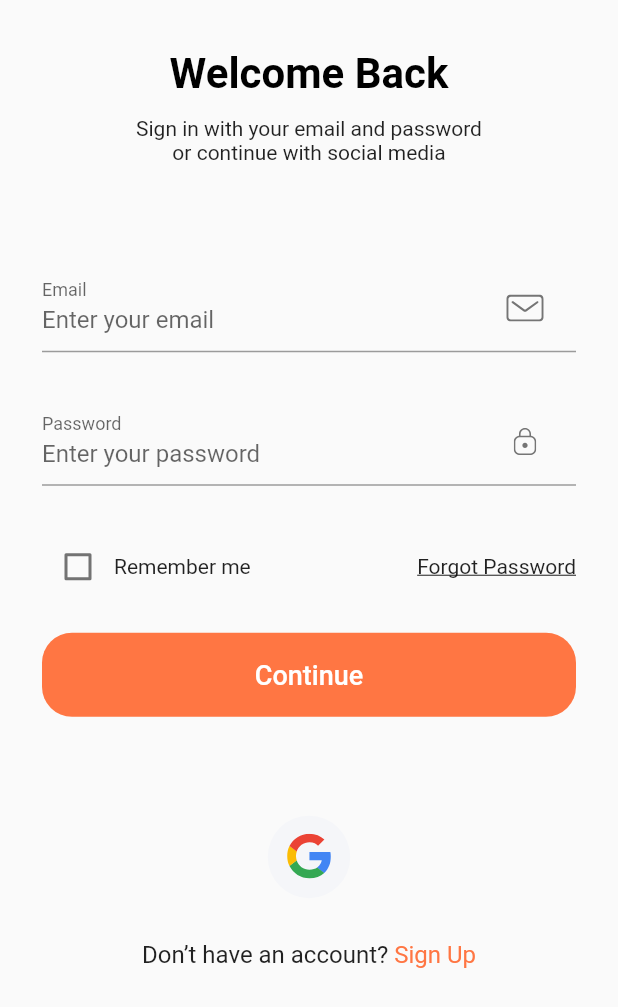
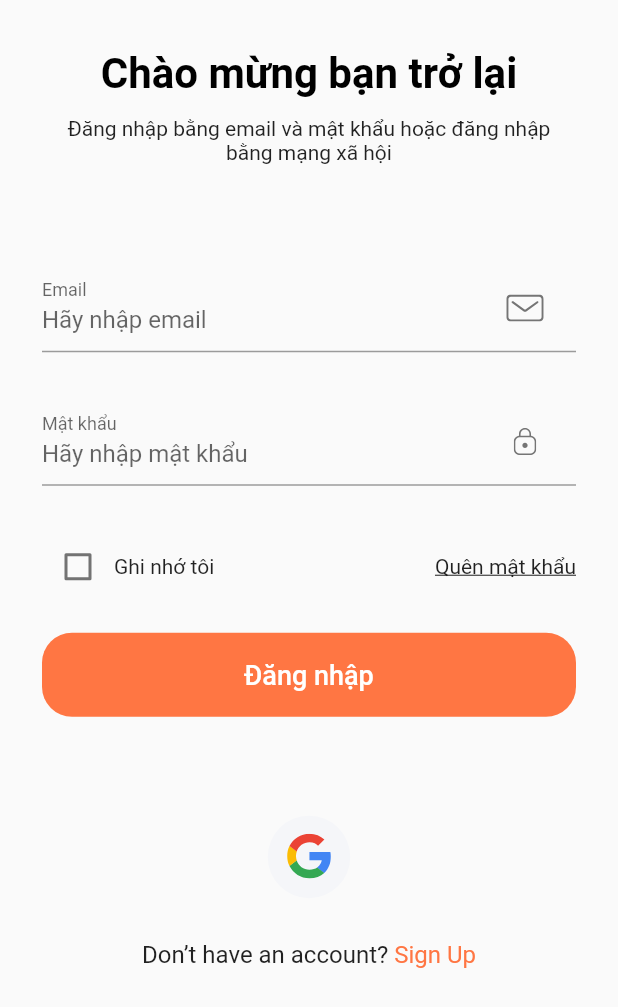
Before and after one commit to daoxuanquan/mysshop, a Flutter app: the screen it shows after launch, on a phone screen of 412 x 824 dp. Shown: the top 1007 px of the screen. Run offline on Flutter 3.47's test engine with Material 2 defaults, Android fonts, the light colour scheme and no system bars; our stand-ins replace dio, flutter_credit_card, flutter_svg, get.

Commit message:
update label

```diff
--- a/lib/screens/cart/cart_screen.dart
+++ b/lib/screens/cart/cart_screen.dart
@@ -26,7 +26,7 @@ class CartScreen extends StatelessWidget {
       title: Column(
         children: [
           Text(
-            "Your Cart",
+            "Giỏ của bạn",
             style: TextStyle(color: Colors.black),
           ),
           Obx(
--- a/lib/screens/cart/components/check_out_card.dart
+++ b/lib/screens/cart/components/check_out_card.dart
@@ -68,7 +68,7 @@ class CheckoutCard extends StatelessWidget {
                 Obx(
                   () => Text.rich(
                     TextSpan(
-                      text: "Total:\n",
+                      text: "Tổng tiền:\n",
                       children: [
                         TextSpan(
                           text: controller.getTotalPrice().toStringAsFixed(2),
@@ -81,7 +81,7 @@ class CheckoutCard extends StatelessWidget {
                 SizedBox(
                   width: 190,
                   child: DefaultButton(
-                    text: "Check Out",
+                    text: "Thanh toán",
                     press: () {
                       Get.to(() => ConfirmCodeScreen());
                     },
--- a/lib/screens/forgot_password/components/body.dart
+++ b/lib/screens/forgot_password/components/body.dart
@@ -18,7 +18,7 @@ class Body extends StatelessWidget {
             children: [
               SizedBox(height: MediaQuery.of(context).size.height * 0.04),
               Text(
-                "Forgot Password",
+                "Quên mật khẩu",
                 style: TextStyle(
                   fontSize: 28,
                   color: Colors.black,
@@ -26,7 +26,7 @@ class Body extends StatelessWidget {
                 ),
               ),
               const Text(
-                "Please enter your email and we will send \nyou a link to return to your account",
+                "Hãy nhập email của bạn, chúng tôi sẽ gửi bạn email khôi phục tài khoản",
                 textAlign: TextAlign.center,
               ),
               SizedBox(height: MediaQuery.of(context).size.height * 0.1),
@@ -85,7 +85,7 @@ class _ForgotPassFormState extends State<ForgotPassForm> {
             },
             decoration: InputDecoration(
               labelText: "Email",
-              hintText: "Enter your email",
+              hintText: "Hãy nhập email",
               // If  you are using latest version of flutter then lable text and hint text shown like this
               // if you r using flutter less then 1.20.* then maybe this is not working properly
               floatingLabelBehavior: FloatingLabelBehavior.always,
@@ -96,7 +96,7 @@ class _ForgotPassFormState extends State<ForgotPassForm> {
           FormError(errors: errors),
           SizedBox(height: MediaQuery.of(context).size.height * 0.1),
           DefaultButton(
-            text: "Continue",
+            text: "Tiếp tục",
             press: () {
               if (_formKey.currentState!.validate()) {
                 // Do what you want to do
--- a/lib/screens/home/components/popular_product.dart
+++ b/lib/screens/home/components/popular_product.dart
@@ -11,7 +11,7 @@ class PopularProducts extends StatelessWidget {
       children: [
         Padding(
           padding: EdgeInsets.symmetric(horizontal: 20),
-          child: SectionTitle(title: "Popular Products", press: () {}),
+          child: SectionTitle(title: "Mặt hàng bán chạy", press: () {}),
         ),
         SizedBox(height: 20),
         SingleChildScrollView(
--- a/lib/screens/home/components/search_field.dart
+++ b/lib/screens/home/components/search_field.dart
@@ -22,7 +22,7 @@ class SearchField extends StatelessWidget {
             border: InputBorder.none,
             focusedBorder: InputBorder.none,
             enabledBorder: InputBorder.none,
-            hintText: "Search product",
+            hintText: "Tìm kiếm",
             prefixIcon: Icon(Icons.search)),
       ),
     );
--- a/lib/screens/sign_in/components/body.dart
+++ b/lib/screens/sign_in/components/body.dart
@@ -16,7 +16,7 @@ class Body extends StatelessWidget {
               children: [
                 SizedBox(height: MediaQuery.of(context).size.height * 0.04),
                 Text(
-                  "Welcome Back",
+                  "Chào mừng bạn trở lại",
                   style: TextStyle(
                     color: Colors.black,
                     fontSize: 28,
@@ -27,7 +27,7 @@ class Body extends StatelessWidget {
                   height: 12,
                 ),
                 Text(
-                  "Sign in with your email and password  \nor continue with social media",
+                  "Đăng nhập bằng email và mật khẩu hoặc đăng nhập bằng mạng xã hội",
                   textAlign: TextAlign.center,
                 ),
                 SizedBox(height: MediaQuery.of(context).size.height * 0.08),
--- a/lib/screens/sign_in/components/sign_form.dart
+++ b/lib/screens/sign_in/components/sign_form.dart
@@ -55,13 +55,13 @@ class _SignFormState extends State<SignForm> {
                   });
                 },
               ),
-              Text("Remember me"),
+              Text("Ghi nhớ tôi"),
               Spacer(),
               GestureDetector(
                 onTap: () => Navigator.pushNamed(
                     context, ForgotPasswordScreen.routeName),
                 child: Text(
-                  "Forgot Password",
+                  "Quên mật khẩu",
                   style: TextStyle(decoration: TextDecoration.underline),
                 ),
               )
@@ -70,7 +70,7 @@ class _SignFormState extends State<SignForm> {
           FormError(errors: errors),
           SizedBox(height: 20),
           DefaultButton(
-            text: "Continue",
+            text: "Đăng nhập",
             press: () {
               // if (_formKey.currentState!.validate()) {
               //   _formKey.currentState!.save();
@@ -110,8 +110,8 @@ class _SignFormState extends State<SignForm> {
         return null;
       },
       decoration: InputDecoration(
-        labelText: "Password",
-        hintText: "Enter your password",
+        labelText: "Mật khẩu",
+        hintText: "Hãy nhập mật khẩu",
         // If  you are using latest version of flutter then lable text and hint text shown like this
         // if you r using flutter less then 1.20.* then maybe this is not working properly
         floatingLabelBehavior: FloatingLabelBehavior.always,
@@ -144,7 +144,7 @@ class _SignFormState extends State<SignForm> {
       },
       decoration: InputDecoration(
         labelText: "Email",
-        hintText: "Enter your email",
+        hintText: "Hãy nhập email",
         // If  you are using latest version of flutter then lable text and hint text shown like this
         // if you r using flutter less then 1.20.* then maybe this is not working properly
         floatingLabelBehavior: FloatingLabelBehavior.always,
--- a/lib/screens/sign_up/components/body.dart
+++ b/lib/screens/sign_up/components/body.dart
@@ -17,9 +17,9 @@ class Body extends StatelessWidget {
               children: [
                 SizedBox(
                     height: MediaQuery.of(context).size.height * 0.04), // 4%
-                Text("Register Account", style: headingStyle),
+                Text("Đăng ký", style: headingStyle),
                 Text(
-                  "Complete your details or continue \nwith social media",
+                  "Điền đầy đủ thông tin hoặc bạn có thể đăng nhập bằng tài khoản mạng xã hội",
                   textAlign: TextAlign.center,
                 ),
                 SizedBox(height: MediaQuery.of(context).size.height * 0.08),
@@ -36,7 +36,7 @@ class Body extends StatelessWidget {
                 ),
                 SizedBox(height: 20),
                 Text(
-                  'By continuing your confirm that you agree \nwith our Term and Condition',
+                  'Bằng việc tiếp tục đăng ký bạn đã đồng ý với điều khoản của chúng tôi',
                   textAlign: TextAlign.center,
                   style: Theme.of(context).textTheme.caption,
                 )
```
Also changed, not shown: lib/screens/home/components/categories.dart (+5 -5 lines), lib/screens/profile/components/body.dart (+5 -7 lines).
